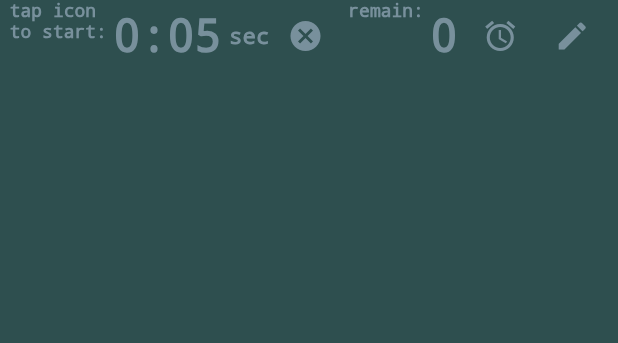
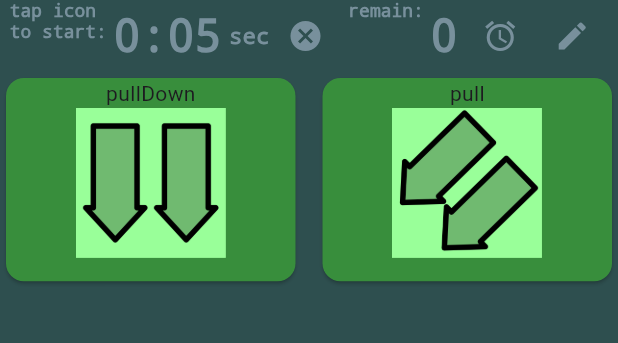
Before and after one commit to of3jlmssoo/exercise_Tracker_flutter, a Flutter app: the screen it shows after launch, on a phone screen of 412 x 824 dp, the part 84-427 px from its top. Run offline on Flutter 3.47's test engine with Material 2 defaults, Android fonts, the light colour scheme and no system bars; our stand-ins replace flutter_riverpod, riverpod_annotation.

Commit message:
exercise list riverpodded

```diff
--- a/lib/main.dart
+++ b/lib/main.dart
@@ -9,6 +9,7 @@ import 'package:uuid/uuid.dart';
 import 'timers.dart';
 
 final log = Logger('MainLogger');
+const _uuid = Uuid();
 
 const prepDuration = 2;
 const int workoutDuration = 3;
@@ -41,17 +42,44 @@ List imageListDone = [
   )
 ];
 
+final todoListProvider =
+    NotifierProvider<ExerciseList, List<Exercise>>(ExerciseList.new);
+
+enum ExerciseListFilter {
+  all,
+  active,
+  completed,
+}
+
+final exerciseListFilter = StateProvider((_) => ExerciseListFilter.all);
+
+final filteredExercises = Provider<List<Exercise>>((ref) {
+  final filter = ref.watch(exerciseListFilter);
+  final todos = ref.watch(todoListProvider);
+
+  switch (filter) {
+    case ExerciseListFilter.completed:
+      return todos.where((todo) => todo.completed).toList();
+    case ExerciseListFilter.active:
+      return todos.where((todo) => !todo.completed).toList();
+    case ExerciseListFilter.all:
+      return todos;
+  }
+});
+
 @immutable
 class Exercise {
   const Exercise({
     required this.id,
     required this.name,
     required this.imageasset,
+    this.completed = false,
   });
 
   final String id;
   final String name;
   final String imageasset;
+  final bool completed;
 }
 
 class ExerciseList extends Notifier<List<Exercise>> {
@@ -61,13 +89,11 @@ class ExerciseList extends Notifier<List<Exercise>> {
         // const Todo(id: 'todo-1', description: 'Star Riverpod'),
         // const Todo(id: 'todo-2', description: 'Have a walk'),
         const Exercise(
-          id: 'exercise-0',
-          name: 'pullDown',
-          imageasset: 'images/pullDown.png',
-        ),
+            id: 'exercise-0',
+            name: 'pullDown',
+            imageasset: 'images/pullDown.png'),
         const Exercise(
             id: 'exercise-1', name: 'pull', imageasset: 'images/pull.png'),
-
         // (
         //   const Text('openArms'),
         //   Image.asset(
@@ -126,15 +152,35 @@ class ExerciseList extends Notifier<List<Exercise>> {
         // ),
       ];
 
-  void add(String name) {
+  void add(String name, String imageasset) {
     state = [
       ...state,
       Exercise(
         id: _uuid.v4(),
         name: name,
+        imageasset: imageasset,
       ),
     ];
   }
+
+  void toggle(String id) {
+    state = [
+      for (final exercise in state)
+        if (exercise.id == id)
+          Exercise(
+            id: exercise.id,
+            completed: !exercise.completed,
+            name: exercise.name,
+            imageasset: 'images/done.png',
+          )
+        else
+          exercise,
+    ];
+  }
+
+  // void remove(Exercise target) {
+  //   state = state.where((todo) => todo.id != target.id).toList();
+  // }
 }
 
 List exerciseInputs = [
@@ -232,23 +278,25 @@ class MyApp extends StatelessWidget {
         colorScheme: ColorScheme.fromSeed(seedColor: Colors.deepPurple),
         useMaterial3: true,
       ),
-      home: MyHomePage(title: 'exercise tracker'),
+      // home: MyHomePage(title: 'exercise tracker'),
+      home: MyHomePage(),
     );
   }
 }
 
 class MyHomePage extends ConsumerWidget {
-  MyHomePage({super.key, required this.title});
-  final String title;
+  MyHomePage({super.key});
+  // final String title;
 
-  int _counter = 0;
-  int _remainingTime = totalDuration; //initial time in seconds
+  // int _counter = 0;
+  // int _remainingTime = totalDuration; //initial time in seconds
   // int _selectedCard = -1;
 
-  late Timer _timer;
+  // late Timer _timer;
 
   @override
   Widget build(BuildContext context, WidgetRef ref) {
+    final exercises = ref.watch(filteredExercises);
     return Container(
         color: const Color(myMainContainerColor),
         child: CustomScrollView(
@@ -349,7 +397,7 @@ class MyHomePage extends ConsumerWidget {
                             ),
                           ),
 
-                          Row(
+                          const Row(
                             crossAxisAlignment: CrossAxisAlignment.center,
                             children: [
                               SizedBox(
@@ -358,8 +406,8 @@ class MyHomePage extends ConsumerWidget {
                                   mainAxisAlignment: MainAxisAlignment.center,
                                   children: [
                                     Text(
-                                      '$_counter',
-                                      style: const TextStyle(
+                                      '0',
+                                      style: TextStyle(
                                           fontSize: 30.0,
                                           color: Color(myTimeInfoFontColor),
                                           decoration: TextDecoration.none),
@@ -410,7 +458,7 @@ class MyHomePage extends ConsumerWidget {
               ),
               delegate: SliverChildListDelegate(
                 [
-                  for (int index = 0; index < imageList.length; index++) ...{
+                  for (int index = 0; index < exercises.length; index++) ...{
                     Card(
                         color: const Color(myCardColor),
                         clipBehavior: Clip.hardEdge,
@@ -432,13 +480,18 @@ class MyHomePage extends ConsumerWidget {
                           },
                           child: Column(
                             children: [
-                              imageList[index].$1,
+                              // imageList[index].$1,
+                              Text(exercises[index].name),
+
                               SizedBox(
                                 width: 100,
                                 height: 100,
                                 child: (index != _selectedWorkout &&
                                         !alreadyRendered.contains(index))
-                                    ? imageList[index].$2
+                                    ? Image.asset(
+                                        exercises[index].imageasset,
+                                        fit: BoxFit.contain,
+                                      )
                                     : imageListDone[index].$2,
                               ),
                               // imageList[index],
```
Also changed, not shown: 1 other file.
